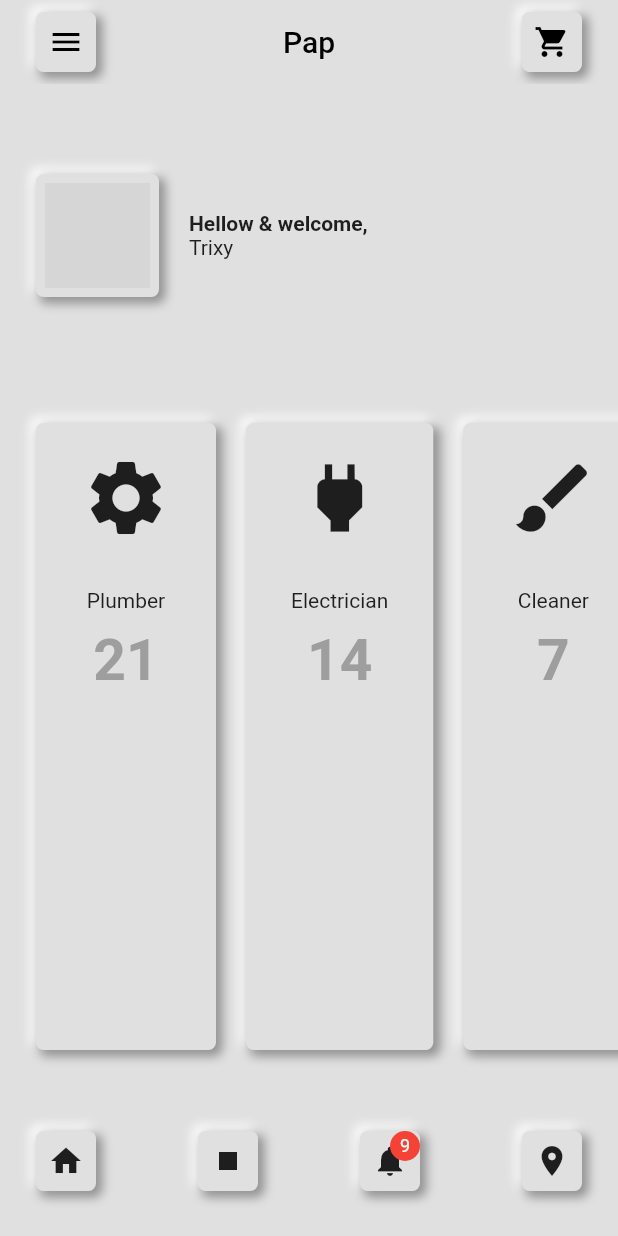
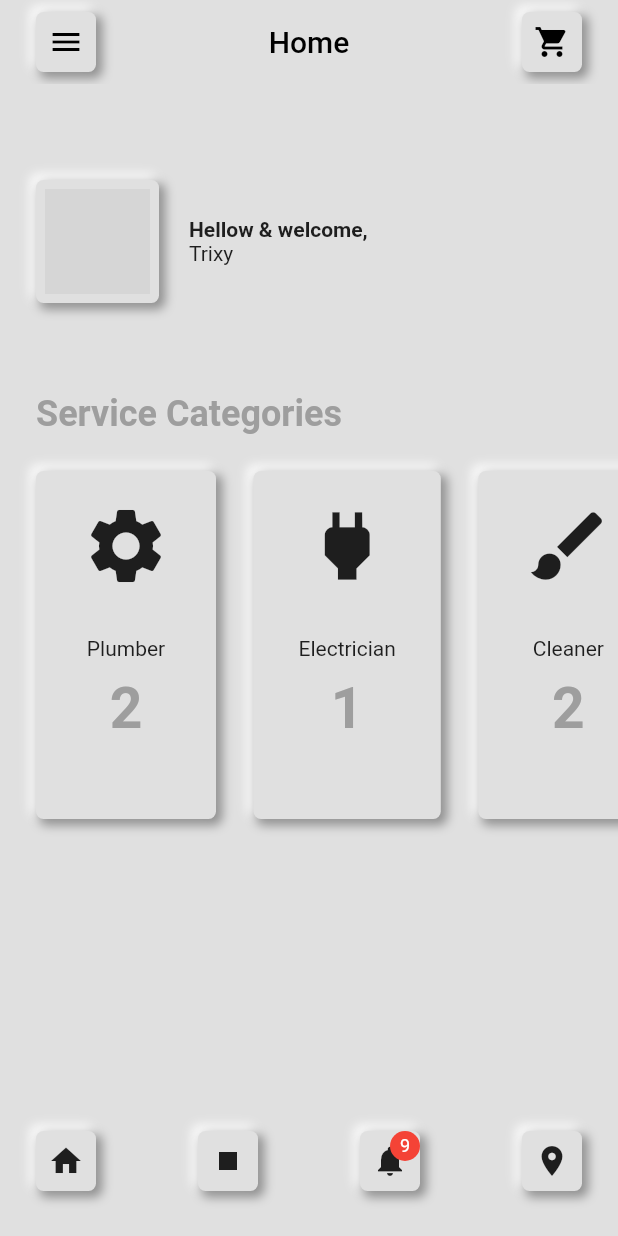
Before and after one commit to mohngina/bmi-calculator-flutter, a Flutter app: the HomePage screen opened directly, on a phone screen of 412 x 824 dp. Run offline on Flutter 3.47's test engine with Material 2 defaults, Android fonts, the phone set to English and light mode, and no system bars; our stand-ins replace material_design_icons_flutter; network calls fail; grey boxes are pictures that could not be loaded.

Commit message:
Made models for the various data

```diff
--- a/lib/main.dart
+++ b/lib/main.dart
@@ -16,7 +16,7 @@ class MyApp extends StatelessWidget {
         primarySwatch: Colors.blue,
         visualDensity: VisualDensity.adaptivePlatformDensity,
       ),
-      home: ServicesPage(),
+      home: HomePage(),
     );
   }
 }
--- /dev/null
+++ b/lib/models/service_provider_model.dart
@@ -0,0 +1,7 @@
+class ServiceProvider {
+  final id;
+  final name;
+  final profileImage;
+
+  ServiceProvider(this.id, this.name, this.profileImage);
+}
--- /dev/null
+++ b/lib/models/services_model.dart
@@ -0,0 +1,63 @@
+import 'package:service_pap/models/service_provider_model.dart';
+
+class Service {
+  final id;
+  final location;
+  final rating;
+  final ServiceProvider provider;
+
+  Service(this.id, this.location, this.rating, this.provider);
+
+  static fetchAll() {
+    return [];
+  }
+}
+
+class ServiceCategory {
+  final id;
+  final name;
+  final List<Service> services;
+
+  ServiceCategory(this.id, this.name, this.services);
+
+  static fetchAll() {
+    return [
+      ServiceCategory(1, 'Plumber', [
+        Service(
+          3,
+          'Alabama',
+          2.5,
+          ServiceProvider(3, 'Justin', 'https://picsum.photos/202'),
+        ),
+        Service(
+          4,
+          'Brighton',
+          2.0,
+          ServiceProvider(4, 'Claus', 'https://picsum.photos/203'),
+        ),
+      ]),
+      ServiceCategory(1, 'Electrician', [
+        Service(
+          1,
+          'West Side',
+          3.7,
+          ServiceProvider(1, 'Super Brendah', 'https://picsum.photos/200'),
+        ),
+      ]),
+      ServiceCategory(1, 'Cleaner', [
+        Service(
+          2,
+          'East Coast',
+          2.1,
+          ServiceProvider(2, 'Mia', 'https://picsum.photos/201'),
+        ),
+        Service(
+          5,
+          'Greenland',
+          4.5,
+          ServiceProvider(5, 'Mega Wash', 'https://picsum.photos/204'),
+        ),
+      ]),
+    ];
+  }
+}
--- a/lib/pages/home/home.dart
+++ b/lib/pages/home/home.dart
@@ -1,4 +1,5 @@
 import 'package:flutter/material.dart';
+import 'package:service_pap/models/services_model.dart';
 import 'package:service_pap/pages/home/widgets.dart';
 import 'package:service_pap/utils/variables.dart';
 import 'package:service_pap/widgets/custom_app_bar.dart';
@@ -9,20 +10,37 @@ class HomePage extends StatefulWidget {
 }
 
 class _HomePageState extends State<HomePage> {
+  List<ServiceCategory> _serviceCategories = ServiceCategory.fetchAll();
+
   @override
   Widget build(BuildContext context) {
     return Scaffold(
       backgroundColor: appBackgroundColor,
+      appBar: CustomAppBar(title: 'Home'),
       body: SafeArea(
         child: Column(
+          crossAxisAlignment: CrossAxisAlignment.start,
           children: <Widget>[
-            CustomAppBar(),
             SizedBox(height: 40),
             ProfileInfo(),
             SizedBox(height: 40),
 
             // TODO: Implement the search widget
-            Expanded(child: Services()),
+            Padding(
+              padding: EdgeInsets.symmetric(horizontal: appPaddingValue),
+              child: Text(
+                'Service Categories',
+                style: TextStyle(
+                  fontSize: 24.0,
+                  color: Colors.grey[500],
+                  fontWeight: FontWeight.bold,
+                ),
+              ),
+            ),
+            Container(
+              height: 280.0,
+              child: ServiceCategories(serviceCategories: _serviceCategories),
+            ),
             // BottomNav(),
           ],
         ),
--- a/lib/pages/home/widgets.dart
+++ b/lib/pages/home/widgets.dart
@@ -1,5 +1,7 @@
 import 'package:flutter/material.dart';
 import 'package:flutter/rendering.dart';
+import 'package:service_pap/models/services_model.dart';
+import 'package:service_pap/pages/services/services.dart';
 import 'package:service_pap/utils/variables.dart';
 import 'package:service_pap/utils/functions.dart';
 import 'package:service_pap/widgets/neumorphism.dart';
@@ -44,28 +46,50 @@ class ProfileInfo extends StatelessWidget {
   }
 }
 
-class Services extends StatelessWidget {
-  final services = [
-    {'icon': Icons.settings, 'name': 'plumber', 'number': 21},
-    {'icon': Icons.power, 'name': 'electrician', 'number': 14},
-    {'icon': Icons.brush, 'name': 'cleaner', 'number': 7},
-    {'icon': Icons.cake, 'name': 'cook', 'number': 13},
-  ];
+class ServiceCategories extends StatelessWidget {
+  final List<ServiceCategory> serviceCategories;
+  final categoriesIcons = {
+    'plumber': Icons.settings,
+    'electrician': Icons.power,
+    'cleaner': Icons.brush,
+    'cook': Icons.cake,
+  };
 
-  Widget _buildServices() {
-    List<Widget> _builtSerives = [];
+  ServiceCategories({
+    Key key,
+    @required this.serviceCategories,
+  }) : super(key: key);
 
-    for (var service in services) {
-      _builtSerives.add(
+  @override
+  Widget build(BuildContext context) {
+    // return _buildServices(context);
+    return ListView.builder(
+      scrollDirection: Axis.horizontal,
+      padding: EdgeInsets.all(appPaddingValue),
+      itemCount: serviceCategories.length,
+      itemBuilder: (BuildContext context, int index) {
+        final category = serviceCategories[index];
+
+        return GestureDetector(
+          onTap: () => Navigator.push(
+            context,
+            MaterialPageRoute(
+                builder: (context) =>
+                    ServicesPage(services: category.services)),
+          ),
+          child: Row(
+            children: [
               NeumorphicContainer(
                 child: Column(
                   children: <Widget>[
-              Icon(service['icon'], size: 60.0),
+                    Icon(
+                        categoriesIcons[category.name.toString().toLowerCase()],
+                        size: 60.0),
                     SizedBox(height: 30),
-              Text("${service['name']}".capitalize()),
+                    Text("${category.name}".capitalize()),
                     SizedBox(height: 10),
                     Text(
-                "${service['number']}",
+                      "${category.services.length}",
                       style: TextStyle(
                         color: Colors.grey,
                         fontWeight: FontWeight.bold,
@@ -76,21 +100,12 @@ class Services extends StatelessWidget {
                 ),
                 padding: EdgeInsets.symmetric(horizontal: 30, vertical: 20),
               ),
+              const SizedBox(width: 25.0),
+            ],
+          ),
         );
-
-      _builtSerives.add(SizedBox(width: 20));
-    }
-
-    return ListView(
-      scrollDirection: Axis.horizontal,
-      padding: EdgeInsets.all(appPaddingValue),
-      children: _builtSerives,
+      },
     );
-  }
-
-  @override
-  Widget build(BuildContext context) {
-    return _buildServices();
   }
 }
 
```
Also changed, not shown: lib/pages/services/services.dart (+31 -49 lines), pubspec.yaml (+3 -8 lines), pubspec.lock. Lines whose indentation alone changed are shown as unchanged.
